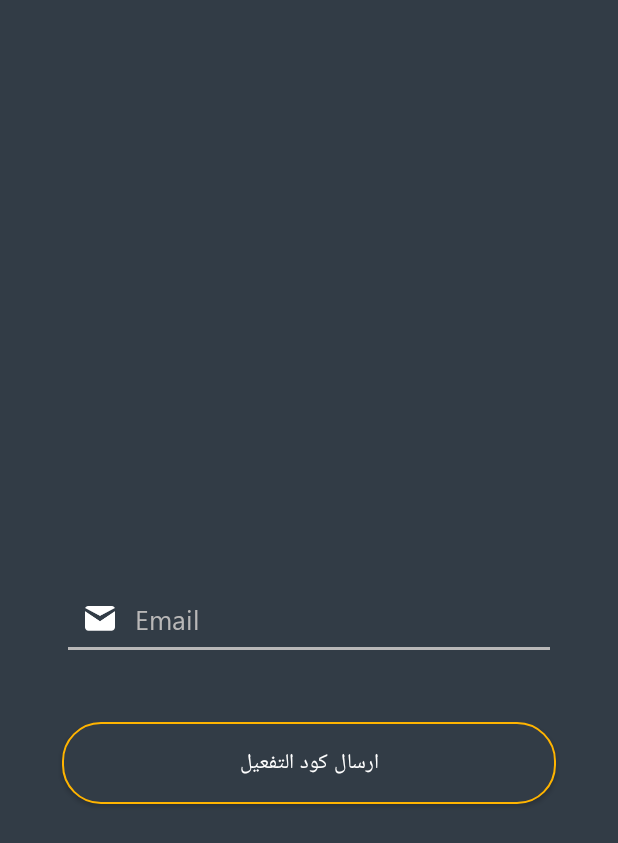
After one commit to AbdoTareq/SubwayEticketting, an Android app: the RecoverPassActivity screen opened directly, with no data from a screen before it, on a phone screen of 412 x 824 dp. The commit adds this screen. Shown: the top 843 px of the screen. Run offline under Robolectric (Android 15) with nearby library versions, the phone set to English and light mode, and no system bars; our stand-ins replace Timber, sdp/ssp sizes.

Commit message:
Refactor Recover password to user navigation with fragments instead of activities

```diff
--- /dev/null
+++ b/app/src/main/java/com/abdotareq/subway_e_ticketing/controller/activity/registration/ForgetPassFragment.kt
@@ -0,0 +1,85 @@
+package com.abdotareq.subway_e_ticketing.controller.activity.registration
+
+import android.content.Intent
+import android.os.Bundle
+import android.view.LayoutInflater
+import android.view.View
+import android.view.ViewGroup
+import android.widget.Toast
+import androidx.fragment.app.Fragment
+import androidx.navigation.fragment.findNavController
+import com.abdotareq.subway_e_ticketing.R
+import com.abdotareq.subway_e_ticketing.databinding.FragmentForgetPassBinding
+import com.abdotareq.subway_e_ticketing.model.dto.User
+import com.abdotareq.subway_e_ticketing.model.retrofit.UserApiObj
+import com.abdotareq.subway_e_ticketing.utility.util
+import okhttp3.ResponseBody
+import retrofit2.Call
+import retrofit2.Callback
+import retrofit2.Response
+import timber.log.Timber
+
+/**
+ *  [ForgetPassFragment] responsible for sending verification code to user mail
+ *  to retrieve his pass
+ */
+class ForgetPassFragment : Fragment() {
+
+    private var _binding: FragmentForgetPassBinding? = null
+
+    // This property is only valid between onCreateView and
+    // onDestroyView.
+    private val binding get() = _binding!!
+
+    override fun onCreateView(inflater: LayoutInflater, container: ViewGroup?, savedInstanceState: Bundle?): View? {
+        _binding = FragmentForgetPassBinding.inflate(inflater, container, false)
+        val view = binding.root
+
+        // this for view binding to replace findviewbyid
+        binding.forgetPassSendVerificationBtn.setOnClickListener {
+            sendVerificationCode(binding.forgetPassMailEt.text.toString())
+        }
+
+        return view
+    }
+
+    // send send Verification Code to user mail
+    private fun sendVerificationCode(mail: String) {
+        val user = User()
+        user.email = mail
+        //initialize and show a progress dialog to the user
+        val progressDialog = util.initProgress(context, getString(R.string.loading))
+        progressDialog.show()
+
+        //start the call
+        UserApiObj.retrofitService.sendVerificationCode(user)?.enqueue(object : Callback<ResponseBody?> {
+            override fun onResponse(call: Call<ResponseBody?>, response: Response<ResponseBody?>) {
+                val responseCode = response.code()
+                if (responseCode in 200..299 && response.body() != null) {
+                    //user saved successfully
+                    progressDialog.dismiss()
+                    //ToDo: Remove Toast
+                    activity!!.intent.putExtra("mail", mail)
+                    // this how to navigate between fragments using safe args after defining action in navigation xml file
+                    // between desired fragments
+                    findNavController().navigate(ForgetPassFragmentDirections.actionForgetPassFragmentToVerificationFragment())
+                } else {
+                    //user not saved successfully
+                    progressDialog.dismiss()
+                    Toast.makeText(context, getString(R.string.else_on_repsonse), Toast.LENGTH_LONG).show()
+                }
+            }
+
+            override fun onFailure(call: Call<ResponseBody?>, t: Throwable) {
+                progressDialog.dismiss()
+                Toast.makeText(context, getString(R.string.failure_happened), Toast.LENGTH_LONG).show()
+                //                //ToDo: Remove Toast
+                Timber.e("FAILED : ${t.message}")
+            }
+        })
+    }
+    override fun onDestroyView() {
+        super.onDestroyView()
+        _binding = null
+    }
+}
--- /dev/null
+++ b/app/src/main/java/com/abdotareq/subway_e_ticketing/controller/activity/registration/RecoverPassActivity.kt
@@ -0,0 +1,13 @@
+package com.abdotareq.subway_e_ticketing.controller.activity.registration
+
+import androidx.appcompat.app.AppCompatActivity
+import android.os.Bundle
+import com.abdotareq.subway_e_ticketing.R
+
+class RecoverPassActivity : AppCompatActivity() {
+
+    override fun onCreate(savedInstanceState: Bundle?) {
+        super.onCreate(savedInstanceState)
+        setContentView(R.layout.activity_recover_pass)
+    }
+}
--- a/app/src/main/java/com/abdotareq/subway_e_ticketing/controller/activity/registration/SignInActivity.kt
+++ b/app/src/main/java/com/abdotareq/subway_e_ticketing/controller/activity/registration/SignInActivity.kt
@@ -47,7 +47,7 @@ class SignInActivity : AppCompatActivity() {
             startActivity(intent)
         }
         recoverPassTv.setOnClickListener {
-            val intent = Intent(this@SignInActivity, ForgetPassActivity::class.java)
+            val intent = Intent(this@SignInActivity, RecoverPassActivity::class.java)
             startActivity(intent)
         }
     }
@@ -58,7 +58,7 @@ class SignInActivity : AppCompatActivity() {
         passEt = binding.signInPassEt
 
         mailEt.setText("abdo.elbishihi@gmail.com")
-        passEt.setText("omar1234")
+        passEt.setText("noura1234")
         Toast.makeText(this, "Const values written in signInBtnClick method ", Toast.LENGTH_LONG).show()
 
         //check for all inputs from user are not empty
--- /dev/null
+++ b/app/src/main/res/layout/activity_recover_pass.xml
@@ -0,0 +1,19 @@
+<?xml version="1.0" encoding="utf-8"?>
+<androidx.constraintlayout.widget.ConstraintLayout xmlns:android="http://schemas.android.com/apk/res/android"
+    xmlns:app="http://schemas.android.com/apk/res-auto"
+    xmlns:tools="http://schemas.android.com/tools"
+    android:layout_width="match_parent"
+    android:layout_height="match_parent"
+    tools:context="com.abdotareq.subway_e_ticketing.controller.activity.registration.RecoverPassActivity">
+
+
+    <fragment
+        android:id="@+id/nav_pass_fragment"
+        android:name="androidx.navigation.fragment.NavHostFragment"
+        android:layout_width="match_parent"
+        android:layout_height="match_parent"
+        app:defaultNavHost="true"
+        app:navGraph="@navigation/pass_nav" />
+
+
+</androidx.constraintlayout.widget.ConstraintLayout>
--- a/app/src/main/res/layout/activity_change_pass.xml
+++ b/app/src/main/res/layout/fragment_change_pass.xml
@@ -5,7 +5,7 @@
     android:layout_width="match_parent"
     android:layout_height="match_parent"
     android:background="@color/colorPrimary"
-    tools:context=".controller.activity.registration.ChangePassActivity">
+    tools:context=".controller.activity.registration.ChangePassFragment">
 
 
     <com.google.android.material.textfield.TextInputLayout
--- a/app/src/main/res/layout/activity_forget_pass.xml
+++ b/app/src/main/res/layout/fragment_forget_pass.xml
@@ -5,7 +5,7 @@
     android:layout_width="match_parent"
     android:layout_height="match_parent"
     android:background="@color/colorPrimary"
-    tools:context=".controller.activity.registration.ForgetPassActivity">
+    tools:context=".controller.activity.registration.ForgetPassFragment">
 
     <EditText
         android:id="@+id/forget_pass_mail_et"
--- a/app/src/main/res/layout/activity_verification.xml
+++ b/app/src/main/res/layout/fragment_verification.xml
@@ -5,7 +5,7 @@
     android:layout_width="match_parent"
     android:layout_height="match_parent"
     android:background="@color/colorPrimary"
-    tools:context=".controller.activity.registration.VerificationActivity">
+    tools:context=".controller.activity.registration.VerificationFragment">
 
 
     <TextView
--- /dev/null
+++ b/app/src/main/res/navigation/pass_nav.xml
@@ -0,0 +1,33 @@
+<?xml version="1.0" encoding="utf-8"?>
+<navigation xmlns:android="http://schemas.android.com/apk/res/android"
+    xmlns:app="http://schemas.android.com/apk/res-auto"
+    xmlns:tools="http://schemas.android.com/tools"
+    android:id="@+id/pass_nav"
+    app:startDestination="@id/forgetPassFragment">
+
+    <fragment
+        android:id="@+id/forgetPassFragment"
+        android:name="com.abdotareq.subway_e_ticketing.controller.activity.registration.ForgetPassFragment"
+        android:label="fragment_forget_pass"
+        tools:layout="@layout/fragment_forget_pass">
+        <action
+            android:id="@+id/action_forgetPassFragment_to_verificationFragment"
+            app:destination="@id/verificationFragment" />
+    </fragment>
+    <fragment
+        android:id="@+id/changePassFragment"
+        android:name="com.abdotareq.subway_e_ticketing.controller.activity.registration.ChangePassFragment"
+        android:label="fragment_change_pass"
+        tools:layout="@layout/fragment_change_pass" />
+    <fragment
+        android:id="@+id/verificationFragment"
+        android:name="com.abdotareq.subway_e_ticketing.controller.activity.registration.VerificationFragment"
+        android:label="fragment_verification"
+        tools:layout="@layout/fragment_verification">
+        <action
+            android:id="@+id/action_verificationFragment_to_changePassFragment"
+            app:destination="@id/changePassFragment"
+            app:popUpTo="@id/forgetPassFragment"
+            app:popUpToInclusive="true" />
+    </fragment>
+</navigation>
```
Also changed, not shown: app/src/main/AndroidManifest.xml (+13 -13 lines), app/src/main/java/com/abdotareq/subway_e_ticketing/controller/activity/registration/ChangePassFragment.kt (renamed from app/src/main/java/com/abdotareq/subway_e_ticketing/controller/activity/registration/ChangePassActivity.kt, +39 -32 lines), app/src/main/java/com/abdotareq/subway_e_ticketing/controller/activity/registration/ForgetPassActivity.kt (deleted, +0 -81 lines), app/src/main/java/com/abdotareq/subway_e_ticketing/controller/activity/registration/VerificationFragment.kt (renamed from app/src/main/java/com/abdotareq/subway_e_ticketing/controller/activity/registration/VerificationActivity.kt, +32 -25 lines), app/src/main/java/com/abdotareq/subway_e_ticketing/controller/fragment/ProfileSettingsFragment.kt (+6 -1 lines).
